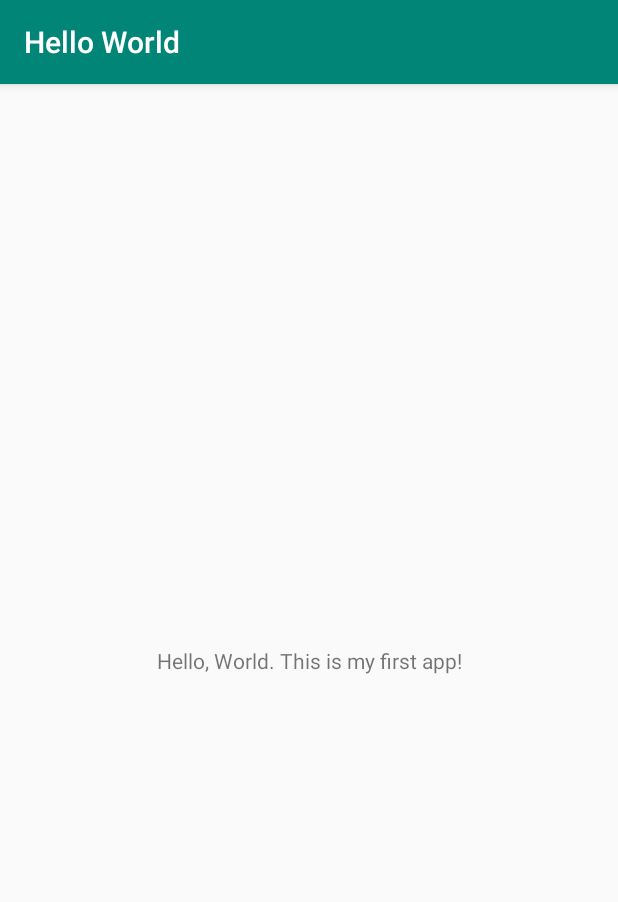
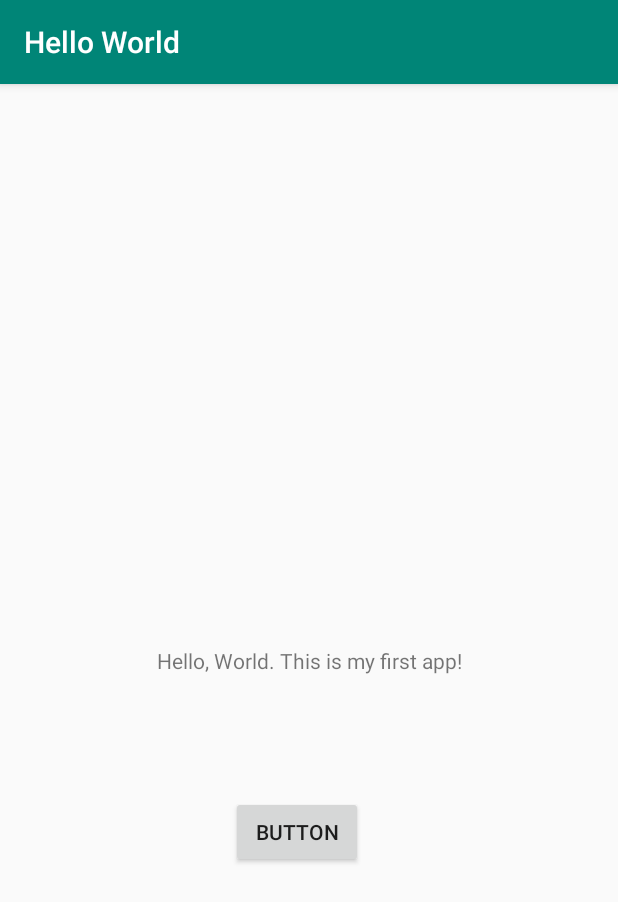
Before and after one commit to nshupinski/CIS3515_Lab1, an Android app: the screen it shows after launch (MainActivity), on a phone screen of 412 x 824 dp. Shown: the top 902 px of the screen. Run offline under Robolectric (Android 15) with nearby library versions, the phone set to English and light mode, and no system bars.

Commit message:
A button was added to change the text view by using event listener

```diff
--- a/app/src/main/java/edu/temple/helloworld/MainActivity.java
+++ b/app/src/main/java/edu/temple/helloworld/MainActivity.java
@@ -3,14 +3,35 @@ package edu.temple.helloworld;
 import androidx.appcompat.app.AppCompatActivity;
 
 import android.os.Bundle;
+import android.view.View;
+import android.widget.Button;
+import android.widget.TextView;
+
+import org.w3c.dom.Text;
 
 public class MainActivity extends AppCompatActivity {
 
+
+Button btnClickMe;
+TextView txt;
 
 
     @Override
     protected void onCreate(Bundle savedInstanceState) {
         super.onCreate(savedInstanceState);
         setContentView(R.layout.activity_main);
+
+
+        btnClickMe = (Button) findViewById(R.id.btnClickMe);
+        txt = (TextView) findViewById(R.id.txt);
+
+
+        btnClickMe.setOnClickListener(new View.OnClickListener() {
+            @Override
+            public void onClick(View v) {
+
+                txt.setText("You have clicked the button");
+            }
+        });
     }
 }
--- a/app/src/main/res/layout/activity_main.xml
+++ b/app/src/main/res/layout/activity_main.xml
@@ -7,6 +7,7 @@
     tools:context=".MainActivity">
 
     <TextView
+        android:id="@+id/txt"
         android:layout_width="wrap_content"
         android:layout_height="wrap_content"
         android:text="@string/my_greeting"
@@ -15,4 +16,14 @@
         app:layout_constraintRight_toRightOf="parent"
         app:layout_constraintTop_toTopOf="parent" />
 
+    <Button
+        android:id="@+id/btnClickMe"
+        android:layout_width="wrap_content"
+        android:layout_height="wrap_content"
+        android:layout_marginStart="154dp"
+        android:layout_marginBottom="245dp"
+        android:text="Button"
+        app:layout_constraintBottom_toBottomOf="parent"
+        app:layout_constraintStart_toStartOf="parent" />
+
 </androidx.constraintlayout.widget.ConstraintLayout>
```
